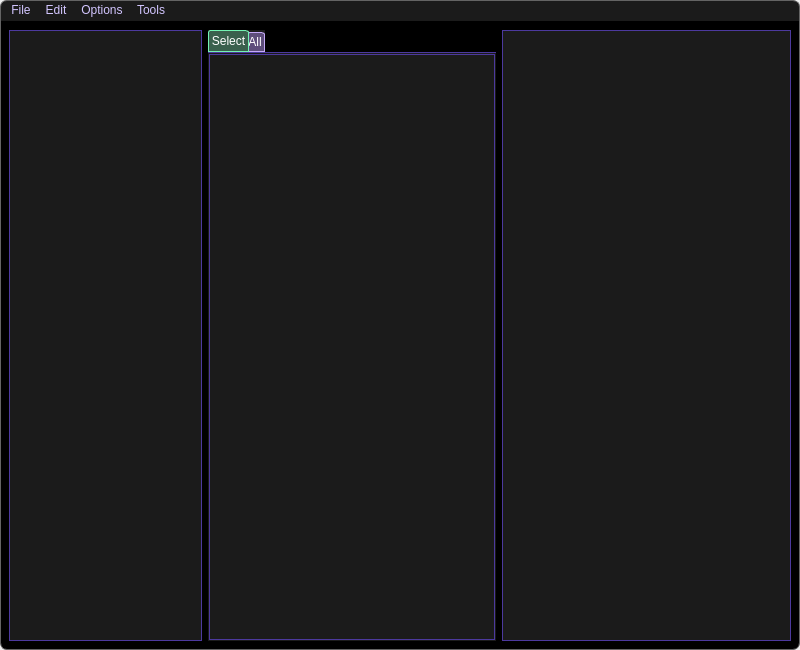
Old version of the form src/mainwindow.ui in the repository Antision/tag_quick_editor.
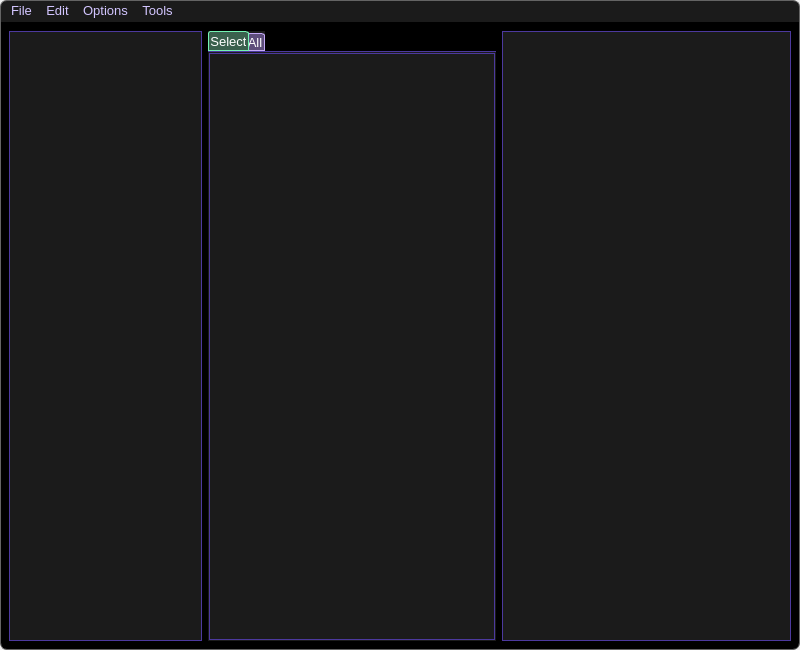
New version of the form. Icons and pictures are not drawn. Custom widgets are drawn as their Qt base class.

```diff
--- a/src/mainwindow.ui
+++ b/src/mainwindow.ui
@@ -196,8 +196,9 @@
     border: 1px solid #c5aaf7;
     border-top-left-radius: 3px;
     border-top-right-radius: 3px;
-    min-width: 8ex;
-    padding: 2px;
+    min-width: 6ex;
+    padding: 1px 2px;
+    font-size:10pt;
 }
 QTabBar::tab:selected, QTabBar::tab:hover {
     background:#4d7d74;
@@ -354,11 +355,12 @@
      <x>0</x>
      <y>0</y>
      <width>800</width>
-     <height>22</height>
+     <height>26</height>
     </rect>
    </property>
    <property name="styleSheet">
     <string notr="true">QMenuBar{
+font-size:13px;
 border-top-left-radius: 7px;
 border-top-right-radius: 7px;
 color:  #d2c5ff ;
@@ -366,14 +368,11 @@
 border-top:1px solid rgb(100,100,100);
 border-left:1px solid rgb(100,100,100);
 border-right:1px solid rgb(100,100,100);
+border-bottom:1px solid rgb(27, 27, 27);
 }
 QMenuBar::item:selected{
 	background: #613d80;
 }
-QMenuBar::item:first:selected{
-    border-top-left-radius: 2px; 
-	background: #613d80;
-}
 QMenu{
 color:  #d2c5ff ;
 background-color: rgb(27, 27, 27);
```
Left out of the diff: 12 changed lines with no effect on the pictures.
